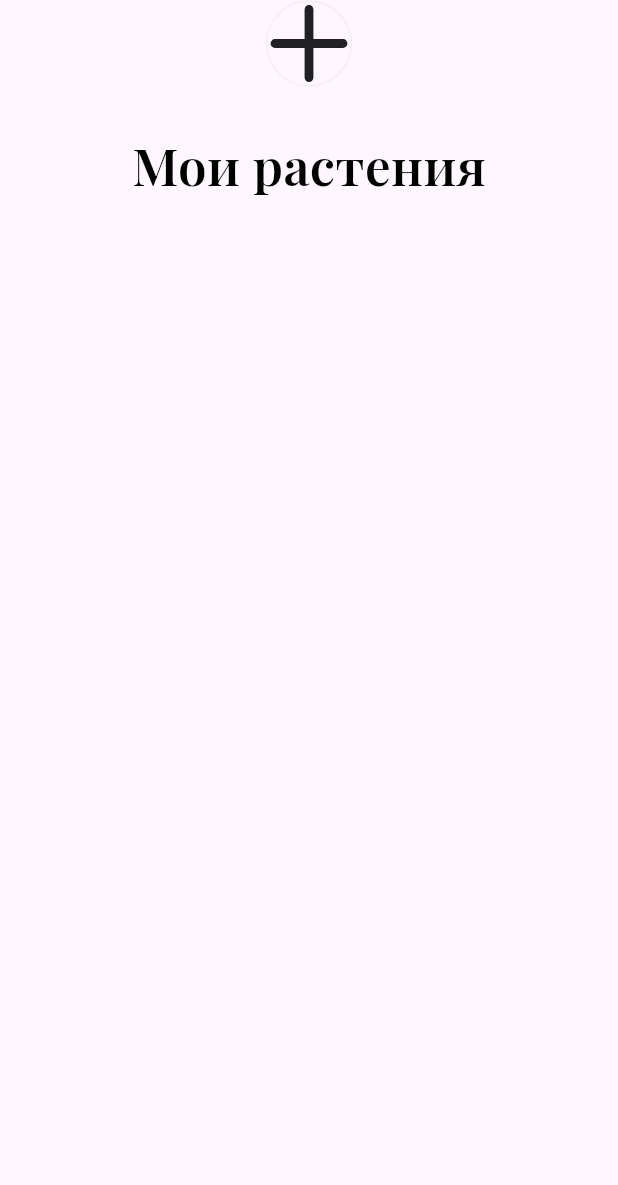
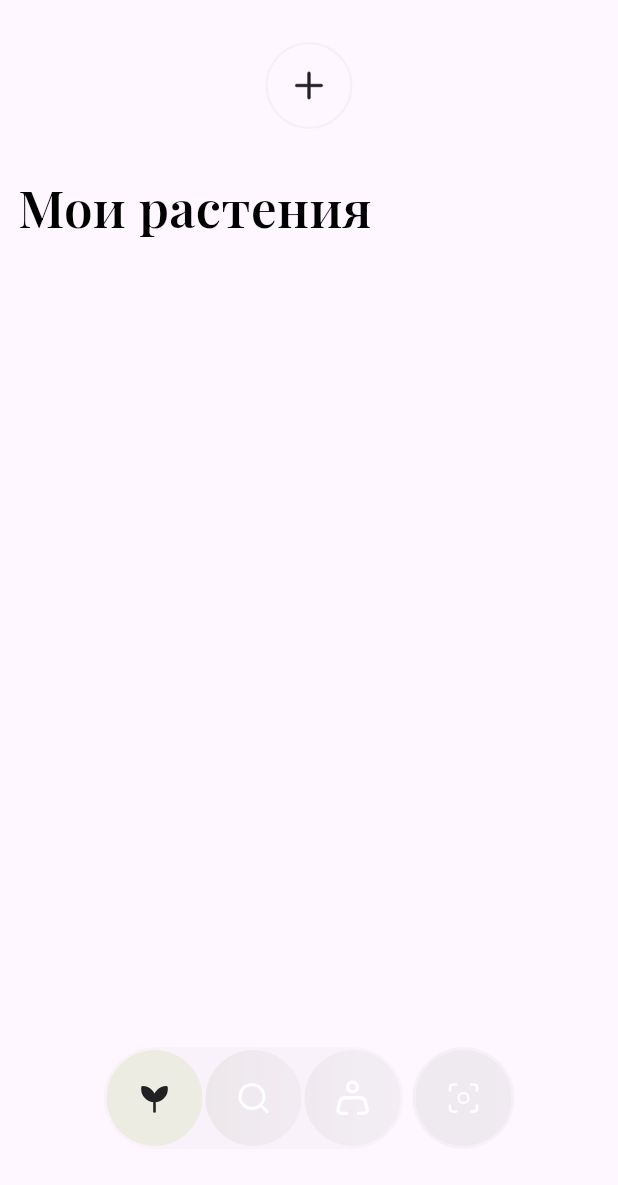
Before and after one commit to fireek1/greenify, a Flutter app: the MyPlants screen opened by its route, on a phone screen of 412 x 824 dp. Shown: the top 1185 px of the screen. Run offline on Flutter 3.47's test engine with Material 3 defaults, Android fonts, the phone set to English and light mode, and no system bars; our stand-ins replace blur, flutter_svg; missing offline and left inert: soft_edge_blur.

Commit message:
some changes

```diff
--- /dev/null
+++ b/lib/auth/login/login.dart
@@ -0,0 +1,17 @@
+import 'package:flutter/material.dart';
+
+class Login extends StatelessWidget {
+  const Login({super.key});
+
+  @override
+  Widget build(BuildContext context) {
+    return const Scaffold(
+      body: SafeArea(
+        child: Padding(
+          padding: EdgeInsets.fromLTRB(12, 16, 12, 8),
+          child: Column(children: []),
+        ),
+      ),
+    );
+  }
+}
--- /dev/null
+++ b/lib/auth/register/confirm.dart
@@ -0,0 +1 @@
+import 'package:flutter/material.dart';
--- /dev/null
+++ b/lib/auth/register/register.dart
@@ -0,0 +1 @@
+import 'package:flutter/material.dart';
--- a/lib/main.dart
+++ b/lib/main.dart
@@ -1,6 +1,7 @@
 import 'package:flutter/material.dart';
-import 'package:greenify/start.dart';
-import 'package:greenify/myPlants.dart';
+
+import 'package:greenify/auth/start.dart';
+import 'package:greenify/main_menu/my_plants/my_plants.dart';
 
 void main() => runApp(MyApp());
 
--- /dev/null
+++ b/lib/main_menu/bottom_menu.dart
@@ -0,0 +1,102 @@
+import 'package:flutter/material.dart';
+import 'package:flutter_svg/flutter_svg.dart';
+
+import 'package:blur/blur.dart';
+import 'package:soft_edge_blur/soft_edge_blur.dart';
+
+class BottomMenu extends StatelessWidget {
+  final int isActive;
+  const BottomMenu({super.key, required this.isActive});
+
+  @override
+  Widget build(BuildContext context) {
+    return Stack(
+      children: [
+        SizedBox(
+          height: 126,
+          child: Row(
+            crossAxisAlignment: CrossAxisAlignment.start,
+            mainAxisAlignment: MainAxisAlignment.center,
+            children: [
+              Container(
+                decoration: BoxDecoration(
+                  borderRadius: BorderRadius.circular(51),
+                  color: Color(0x05000000),
+                ),
+                padding: EdgeInsets.all(2),
+                // padding: EdgeInsets.fromLTRB(0, 0, 0, 50),
+                child: Row(
+                  children: [
+                    ButtonMenu(buttonType: 'plants', isActive: isActive == 0),
+                    SizedBox(width: 2),
+                    ButtonMenu(buttonType: 'search', isActive: isActive == 1),
+                    SizedBox(width: 2),
+                    ButtonMenu(buttonType: 'user', isActive: isActive == 2),
+                  ],
+                ),
+              ).frosted(blur: 39, borderRadius: BorderRadius.circular(51)),
+              SizedBox(width: 6),
+              ButtonMenu(buttonType: 'camera', isActive: isActive == 3).frosted(
+                padding: EdgeInsets.all(2),
+                blur: 39,
+                frostColor: Color.fromARGB(255, 180, 180, 180),
+                frostOpacity: 0.1,
+                borderRadius: BorderRadius.circular(51),
+              ),
+            ],
+          ),
+        ),
+        // SoftEdgeBlur(
+        //   edges: [
+        //     EdgeBlur(
+        //       type: EdgeType.topEdge,
+        //       size: 126,
+        //       sigma: 30,
+        //       controlPoints: [
+        //         ControlPoint(position: 0, type: ControlPointType.visible),
+        //         ControlPoint(position: 1, type: ControlPointType.transparent),
+        //       ],
+        //     ),
+        //   ],
+        //   child: SizedBox(),
+        // ),
+      ],
+    );
+  }
+}
+
+class ButtonMenu extends StatelessWidget {
+  final String buttonType;
+  final bool isActive;
+  const ButtonMenu({
+    super.key,
+    required this.buttonType,
+    required this.isActive,
+  });
+
+  @override
+  Widget build(BuildContext context) {
+    return ElevatedButton(
+      onPressed: () => print('нажата'),
+      style: ElevatedButton.styleFrom(
+        backgroundColor: Colors.transparent,
+        elevation: 0,
+        shape: CircleBorder(),
+        padding: EdgeInsets.all(0),
+      ),
+      child: SvgPicture.asset(
+        'assets/images/$buttonType.svg',
+        width: 24,
+        height: 24,
+        color: isActive ? Color(0xFF212023) : Colors.white,
+      ).frosted(
+        blur: isActive ? 0 : 39,
+        padding: EdgeInsets.all(20),
+        borderRadius: BorderRadius.circular(51),
+        frostColor:
+            isActive ? Color(0xFF84BF15) : Color.fromARGB(255, 180, 180, 180),
+        frostOpacity: 0.1,
+      ),
+    );
+  }
+}
--- /dev/null
+++ b/lib/main_menu/my_plants/my_plant_scroll.dart
@@ -0,0 +1,33 @@
+import 'package:flutter/material.dart';
+
+class MyPlantScroll extends StatelessWidget {
+  @override
+  Widget build(BuildContext context) {
+    return const Placeholder();
+  }
+}
+
+class MyPlantsCard extends StatelessWidget {
+  final String name;
+  final int light;
+  final int water;
+
+  const MyPlantsCard({
+    super.key,
+    required this.name,
+    required this.light,
+    required this.water,
+  });
+
+  @override
+  Widget build(BuildContext context) {
+    return Expanded(
+      child: Column(
+        children: [
+          Row(children: [Row(), Container()]),
+          Row(),
+        ],
+      ),
+    );
+  }
+}
--- /dev/null
+++ b/lib/main_menu/my_plants/my_plants.dart
@@ -0,0 +1,68 @@
+import 'package:flutter/material.dart';
+import 'package:flutter_svg/flutter_svg.dart';
+import 'package:greenify/main_menu/bottom_menu.dart';
+
+const plus = 'assets/images/plus.svg';
+
+class MyPlants extends StatelessWidget {
+  @override
+  Widget build(BuildContext context) {
+    return Scaffold(
+      body: SafeArea(
+        child: Stack(
+          children: [
+            Padding(
+              padding: EdgeInsets.all(12),
+              child: Column(
+                crossAxisAlignment: CrossAxisAlignment.stretch,
+                children: [
+                  SizedBox(height: 16),
+                  ElevatedButton(
+                    style: ElevatedButton.styleFrom(
+                      elevation: 0,
+                      backgroundColor: Colors.transparent,
+                      padding: EdgeInsets.zero,
+                    ),
+                    onPressed: () => print('Плюс'),
+                    child: Container(
+                      width: 58,
+                      height: 58,
+                      decoration: BoxDecoration(
+                        shape: BoxShape.circle,
+                        border: Border.all(
+                          width: 1.5,
+                          color: Color(0x0A212023),
+                        ),
+                      ),
+                      child: Center(
+                        child: SvgPicture.asset(plus, width: 20, height: 20),
+                      ),
+                    ),
+                  ),
+                  SizedBox(height: 28),
+                  Text(
+                    'Мои растения',
+                    textAlign: TextAlign.start,
+                    style: TextStyle(
+                      fontFamily: 'Playfair',
+                      fontSize: 34,
+                      fontWeight: FontWeight.w600,
+                      color: Colors.black,
+                    ),
+                  ),
+                ],
+              ),
+            ),
+
+            Positioned(
+              left: 0,
+              right: 0,
+              bottom: 0,
+              child: BottomMenu(isActive: 0),
+            ),
+          ],
+        ),
+      ),
+    );
+  }
+}
--- a/lib/myPlants.dart
+++ /dev/null
@@ -1,51 +0,0 @@
-import 'package:flutter/material.dart';
-import 'package:flutter_svg/flutter_svg.dart';
-
-const plus = 'assets/images/plus.svg';
-
-class MyPlants extends StatelessWidget {
-  @override
-  Widget build(BuildContext context) {
-    return Scaffold(
-      body: SafeArea(
-        child: Column(
-          children: [
-            ElevatedButton(
-              style: ElevatedButton.styleFrom(
-                elevation: 0,
-                backgroundColor: Colors.transparent,
-                // side: BorderSide(width: 1.5, color: Color(0x0A212023)),
-              ),
-              onPressed: () => print('Плюс'),
-              child: Container(
-                width: 58,
-                height: 58,
-                decoration: BoxDecoration(
-                  shape: BoxShape.circle,
-                  border: Border.all(width: 1.5, color: Color(0x0A212023)),
-                ),
-                child: SvgPicture.asset(
-                  plus,
-                  width: 13,
-                  height: 13,
-                  alignment: Alignment.center,
-                ),
-              ),
-            ),
-            SizedBox(height: 28),
-            Text(
-              'Мои растения',
-              style: TextStyle(
-                fontFamily: 'Playfair',
-                fontSize: 34,
-                fontWeight: FontWeight.w600,
-                color: Colors.black,
-              ),
-            ),
-            Row(),
-          ],
-        ),
-      ),
-    );
-  }
-}
--- a/pubspec.yaml
+++ b/pubspec.yaml
@@ -7,6 +7,8 @@ environment:
 dependencies:
   flutter:
     sdk: flutter
+  soft_edge_blur: ^0.1.3
+  blur: ^4.0.0
   cupertino_icons: ^1.0.8
   flutter_svg: ^2.0.17
 
```
Also changed, not shown: assets/images/camera.svg (added), assets/images/plants.svg (added), assets/images/search.svg (added), assets/images/user.svg (added), lib/auth/start.dart (renamed from lib/start.dart), pubspec.lock.
